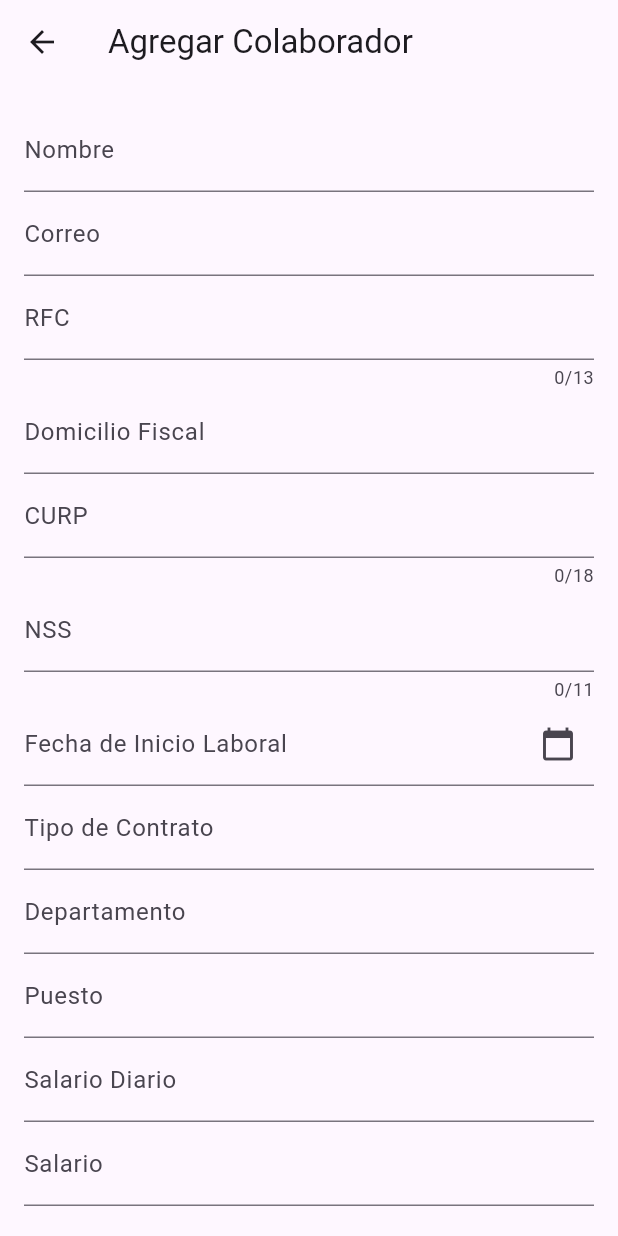
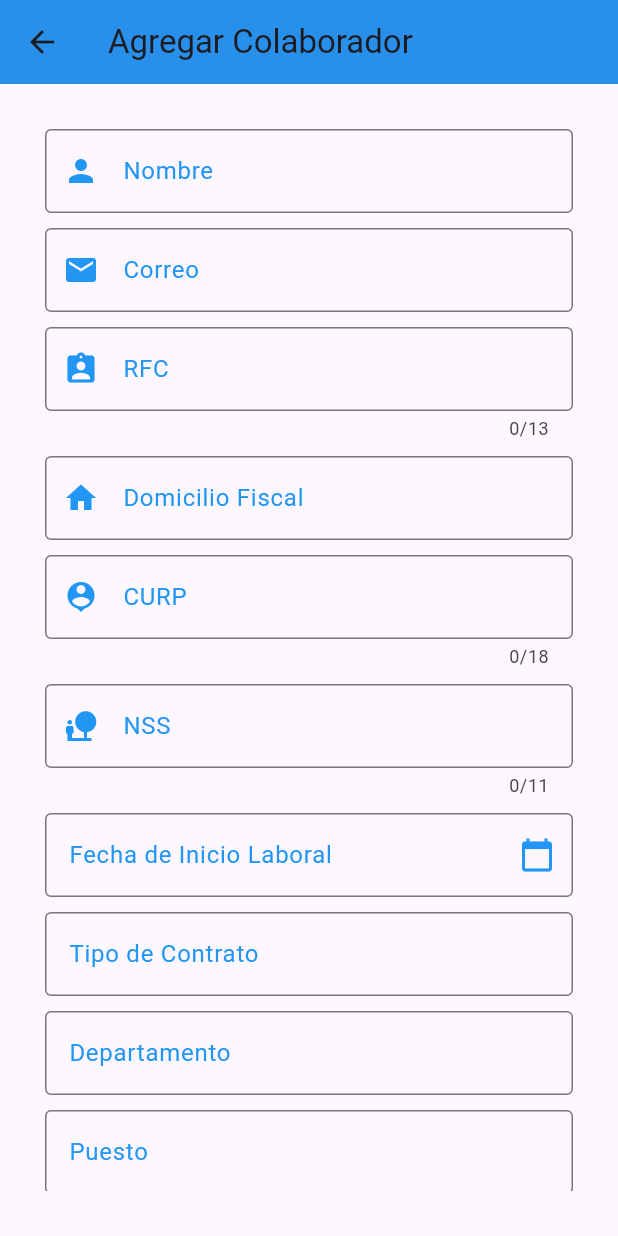
Before and after one commit to Frannqz/Timbox, a Flutter app: the CollaboratorsScreen screen opened by its route, on a phone screen of 412 x 824 dp. Run offline on Flutter 3.47's test engine with Material 3 defaults, Android fonts, the phone set to English and light mode, and no system bars; our stand-ins replace file_picker, shared_preferences; accounts and stored records are empty.

Commit message:
Ajustes a la interfaz Collaborators

```diff
--- a/frontendtimbox/lib/collaborators_screen.dart
+++ b/frontendtimbox/lib/collaborators_screen.dart
@@ -33,6 +33,41 @@ class _CollaboratorsScreenState extends State<CollaboratorsScreen> {
   final TextEditingController _claveEntidadController = TextEditingController();
   String? _estado;
   int? _userId;
+
+  final Map<String, int> _estadoClave = {
+    'Aguascalientes': 1,
+    'Baja California': 2,
+    'Baja California Sur': 3,
+    'Campeche': 4,
+    'Chiapas': 5,
+    'Chihuahua': 6,
+    'Coahuila': 7,
+    'Colima': 8,
+    'Ciudad de México': 9,
+    'Durango': 10,
+    'Guanajuato': 11,
+    'Guerrero': 12,
+    'Hidalgo': 13,
+    'Jalisco': 14,
+    'Mexico': 15,
+    'Michoacán': 16,
+    'Morelos': 17,
+    'Nayarit': 18,
+    'Nuevo León': 19,
+    'Oaxaca': 20,
+    'Puebla': 21,
+    'Querétaro': 22,
+    'Quintana Roo': 23,
+    'San Luis Potosí': 24,
+    'Sinaloa': 25,
+    'Sonora': 26,
+    'Tabasco': 27,
+    'Tamaulipas': 28,
+    'Tlaxcala': 29,
+    'Veracruz': 30,
+    'Yucatán': 31,
+    'Zacatecas': 32,
+  };
 
   @override
   void initState() {
@@ -78,7 +113,7 @@ class _CollaboratorsScreenState extends State<CollaboratorsScreen> {
         puesto: _puestoController.text,
         salarioDiario: double.parse(_salarioDiarioController.text),
         salario: double.parse(_salarioController.text),
-        claveEntidad: int.parse(_claveEntidadController.text),
+        claveEntidad: _estadoClave[_estado] ?? 0,
         estado: _estado!,
         userId: _userId!,
       );
@@ -87,6 +122,7 @@ class _CollaboratorsScreenState extends State<CollaboratorsScreen> {
 
       ScaffoldMessenger.of(context)
           .showSnackBar(SnackBar(content: Text(result)));
+
       if (result.contains('Colaborador Agregado')) {
         _formKey.currentState!.reset();
         _nombreController.clear();
@@ -95,14 +131,14 @@ class _CollaboratorsScreenState extends State<CollaboratorsScreen> {
         _domicilioFiscalController.clear();
         _curpController.clear();
         _nssController.clear();
-        _rfcController.clear();
         _fechaInicioController.clear();
         _tipoContratoController.clear();
         _departamentoController.clear();
-        _nombreController.clear();
         _puestoController.clear();
         _salarioDiarioController.clear();
+        _salarioController.clear();
         _claveEntidadController.clear();
+
         setState(() {
           _estado = null;
         });
@@ -113,57 +149,95 @@ class _CollaboratorsScreenState extends State<CollaboratorsScreen> {
   @override
   Widget build(BuildContext context) {
     return Scaffold(
-      appBar: AppBar(title: const Text('Agregar Colaborador')),
+      appBar: AppBar(
+        title: const Text('Agregar Colaborador'),
+        backgroundColor: Colors.blue,
+        elevation: 5.0,
+      ),
       body: Padding(
-        padding: const EdgeInsets.all(16.0),
+        padding: const EdgeInsets.all(30.0),
         child: Form(
           key: _formKey,
           child: ListView(
             children: [
               TextFormField(
                 controller: _nombreController,
-                  decoration: const InputDecoration(labelText: 'Nombre'),
-                  validator: (value) =>
-                      value!.isEmpty ? 'Campo requerido' : null),
+                decoration: InputDecoration(
+                  labelText: 'Nombre',
+                  labelStyle: TextStyle(color: Colors.blue),
+                  border: OutlineInputBorder(),
+                  prefixIcon: Icon(Icons.person, color: Colors.blue),
+                ),
+                validator: (value) => value!.isEmpty ? 'Campo requerido' : null,
+              ),
+              const SizedBox(height: 10),
               TextFormField(
                 controller: _correoController,
-                decoration: const InputDecoration(labelText: 'Correo'),
+                decoration: InputDecoration(
+                  labelText: 'Correo',
+                  labelStyle: TextStyle(color: Colors.blue),
+                  border: OutlineInputBorder(),
+                  prefixIcon: Icon(Icons.email, color: Colors.blue),
+                ),
                 validator: (value) {
                   if (value!.isEmpty) return 'Campo requerido';
                   if (!isValidEmail(value)) return 'Correo no válido';
                   return null;
                 },
               ),
+              const SizedBox(height: 10),
               TextFormField(
                 controller: _rfcController,
-                decoration: const InputDecoration(labelText: 'RFC'),
+                decoration: InputDecoration(
+                  labelText: 'RFC',
+                  labelStyle: TextStyle(color: Colors.blue),
+                  border: OutlineInputBorder(),
+                  prefixIcon: Icon(Icons.assignment_ind, color: Colors.blue),
+                ),
                 maxLength: 13,
                 validator: (value) {
                   if (value!.isEmpty) return 'Campo requerido';
                   if (!isValidRFC(value))
-                    return 'RFC no válido (debe tener 13 caracteres)';
+                    return 'RFC no válido (debe tener 13 caracteres y formato correcto)';
                   return null;
                 },
               ),
+              const SizedBox(height: 10),
               TextFormField(
                 controller: _domicilioFiscalController,
-                  decoration:
-                      const InputDecoration(labelText: 'Domicilio Fiscal'),
-                  validator: (value) =>
-                      value!.isEmpty ? 'Campo requerido' : null),
+                decoration: InputDecoration(
+                  labelText: 'Domicilio Fiscal',
+                  labelStyle: TextStyle(color: Colors.blue),
+                  border: OutlineInputBorder(),
+                  prefixIcon: Icon(Icons.home, color: Colors.blue),
+                ),
+                validator: (value) => value!.isEmpty ? 'Campo requerido' : null,
+              ),
+              const SizedBox(height: 10),
               TextFormField(
                 controller: _curpController,
-                decoration: const InputDecoration(labelText: 'CURP'),
+                decoration: InputDecoration(
+                  labelText: 'CURP',
+                  labelStyle: TextStyle(color: Colors.blue),
+                  border: OutlineInputBorder(),
+                  prefixIcon: Icon(Icons.person_pin, color: Colors.blue),
+                ),
                 maxLength: 18,
                 validator: (value) {
-                  if (value!.isEmpty) return 'Campo requerido';
-                  if (!isValidCURP(value)) return 'CURP no válido';
-                  return null;
+                  if (value == null || value.isEmpty) {
+                    return 'Campo requerido';
+                  }
                 },
               ),
+              const SizedBox(height: 10),
               TextFormField(
                 controller: _nssController,
-                decoration: const InputDecoration(labelText: 'NSS'),
+                decoration: InputDecoration(
+                  labelText: 'NSS',
+                  labelStyle: TextStyle(color: Colors.blue),
+                  border: OutlineInputBorder(),
+                  prefixIcon: Icon(Icons.nature_people, color: Colors.blue),
+                ),
                 maxLength: 11,
                 validator: (value) {
                   if (value!.isEmpty) return 'Campo requerido';
@@ -171,11 +245,14 @@ class _CollaboratorsScreenState extends State<CollaboratorsScreen> {
                   return null;
                 },
               ),
+              const SizedBox(height: 10),
               TextFormField(
                 controller: _fechaInicioController,
-                decoration: const InputDecoration(
+                decoration: InputDecoration(
                   labelText: 'Fecha de Inicio Laboral',
-                  suffixIcon: Icon(Icons.calendar_today),
+                  labelStyle: TextStyle(color: Colors.blue),
+                  border: OutlineInputBorder(),
+                  suffixIcon: Icon(Icons.calendar_today, color: Colors.blue),
                 ),
                 readOnly: true,
                 onTap: _selectFechaInicio,
@@ -191,64 +268,130 @@ class _CollaboratorsScreenState extends State<CollaboratorsScreen> {
                   }
                 },
               ),
+              const SizedBox(height: 10),
               TextFormField(
                 controller: _tipoContratoController,
-                  decoration:
-                      const InputDecoration(labelText: 'Tipo de Contrato'),
-                  validator: (value) =>
-                      value!.isEmpty ? 'Campo requerido' : null),
+                decoration: InputDecoration(
+                  labelText: 'Tipo de Contrato',
+                  labelStyle: TextStyle(color: Colors.blue),
+                  border: OutlineInputBorder(),
+                ),
+                validator: (value) => value!.isEmpty ? 'Campo requerido' : null,
+              ),
+              const SizedBox(height: 10),
               TextFormField(
                 controller: _departamentoController,
-                  decoration: const InputDecoration(labelText: 'Departamento'),
-                  validator: (value) =>
-                      value!.isEmpty ? 'Campo requerido' : null),
+                decoration: InputDecoration(
+                  labelText: 'Departamento',
+                  labelStyle: TextStyle(color: Colors.blue),
+                  border: OutlineInputBorder(),
+                ),
+                validator: (value) => value!.isEmpty ? 'Campo requerido' : null,
+              ),
+              const SizedBox(height: 10),
               TextFormField(
                 controller: _puestoController,
-                  decoration: const InputDecoration(labelText: 'Puesto'),
-                  validator: (value) =>
-                      value!.isEmpty ? 'Campo requerido' : null),
+                decoration: InputDecoration(
+                  labelText: 'Puesto',
+                  labelStyle: TextStyle(color: Colors.blue),
+                  border: OutlineInputBorder(),
+                ),
+                validator: (value) => value!.isEmpty ? 'Campo requerido' : null,
+              ),
+              const SizedBox(height: 10),
               TextFormField(
                 controller: _salarioDiarioController,
-                decoration: const InputDecoration(labelText: 'Salario Diario'),
+                decoration: InputDecoration(
+                  labelText: 'Salario Diario',
+                  labelStyle: TextStyle(color: Colors.blue),
+                  border: OutlineInputBorder(),
+                ),
                 validator: (value) {
                   if (value!.isEmpty) return 'Campo requerido';
                   if (!isValidSalario(value!)) return 'Formato incorrecto';
                   return null;
                 },
               ),
+              const SizedBox(height: 10),
               TextFormField(
                 controller: _salarioController,
-                decoration: const InputDecoration(labelText: 'Salario'),
+                decoration: InputDecoration(
+                  labelText: 'Salario',
+                  labelStyle: TextStyle(color: Colors.blue),
+                  border: OutlineInputBorder(),
+                ),
                 validator: (value) {
                   if (value!.isEmpty) return 'Campo requerido';
                   if (!isValidSalario(value!)) return 'Formato incorrecto';
                   return null;
                 },
               ),
-              TextFormField(
-                  controller: _claveEntidadController,
-                  decoration: const InputDecoration(labelText: 'Clave Entidad'),
-                  validator: (value) =>
-                      value!.isEmpty ? 'Campo requerido' : null),
+              const SizedBox(height: 10),
               DropdownButtonFormField(
                 value: _estado,
-                decoration: const InputDecoration(labelText: 'Estado'),
+                decoration: InputDecoration(
+                  labelText: 'Estado',
+                  labelStyle: TextStyle(color: Colors.blue),
+                  border: OutlineInputBorder(),
+                ),
                 items: [
-                  'Ciudad de México',
+                  'Aguascalientes',
+                  'Baja California',
+                  'Baja California Sur',
+                  'Campeche',
+                  'Chiapas',
+                  'Chihuahua',
+                  'Coahuila',
+                  'Colima',
+                  'Durango',
+                  'Estado de México',
+                  'Guanajuato',
+                  'Guerrero',
+                  'Hidalgo',
                   'Jalisco',
+                  'Michoacán',
+                  'Morelos',
+                  'Nayarit',
                   'Nuevo León',
-                  // Agrega todos los estados aquí...
+                  'Oaxaca',
+                  'Puebla',
+                  'Querétaro',
+                  'Quintana Roo',
+                  'San Luis Potosí',
+                  'Sinaloa',
+                  'Sonora',
+                  'Tabasco',
+                  'Tamaulipas',
+                  'Tlaxcala',
+                  'Veracruz',
+                  'Yucatán',
+                  'Zacatecas',
+                  'Ciudad de México'
                 ]
                     .map((e) => DropdownMenuItem(value: e, child: Text(e)))
                     .toList(),
-                onChanged: (value) =>
-                    setState(() => _estado = value as String?),
+                onChanged: (value) {
+                  setState(() {
+                    _estado = value as String?;
+                    // Asignar la clave de entidad correspondiente
+                    _claveEntidadController.text =
+                        _estadoClave[_estado]?.toString() ?? '';
+                  });
+                },
                 validator: (value) => value == null ? 'Campo requerido' : null,
               ),
               const SizedBox(height: 20),
               ElevatedButton(
                 onPressed: _submitForm,
-                  child: const Text('Agregar Colaborador')),
+                style: ElevatedButton.styleFrom(
+                  backgroundColor: Colors.blue,
+                  padding: const EdgeInsets.symmetric(vertical: 15),
+                ),
+                child: const Text(
+                  'Agregar Colaborador',
+                  style: TextStyle(fontSize: 18, color: Colors.white),
+                ),
+              ),
             ],
           ),
         ),
--- a/frontendtimbox/lib/utils/validators.dart
+++ b/frontendtimbox/lib/utils/validators.dart
@@ -9,7 +9,8 @@ bool isValidRFC(String rfc) {
 
 //Add collaborators
 bool isValidCURP(String curp) {
-  return RegExp(r'^[A-Z]{4}\d{6}[HM][A-Z]{5}\d{2}$').hasMatch(curp);
+  return RegExp(r'^[A-Z]{4}\d{6}[HM][A-Z]{2}[A-Z0-9]{2}\d{2}[A-Z0-9]{1}\d{1}$')
+      .hasMatch(curp);
 }
 
 bool isValidNSS(String nss) {
```
Lines whose indentation alone changed are shown as unchanged.
